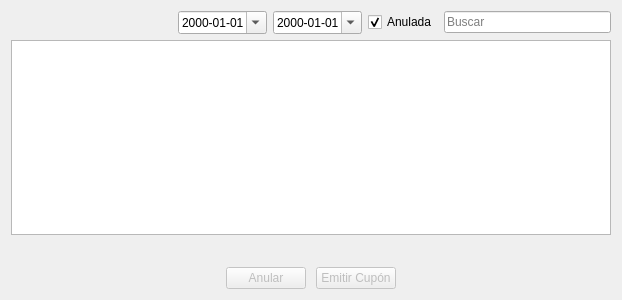
Before: the Qt Designer form ui/table_view_cobranza.ui in acostamatt/cooperadora_qt, drawn with Qt 5.
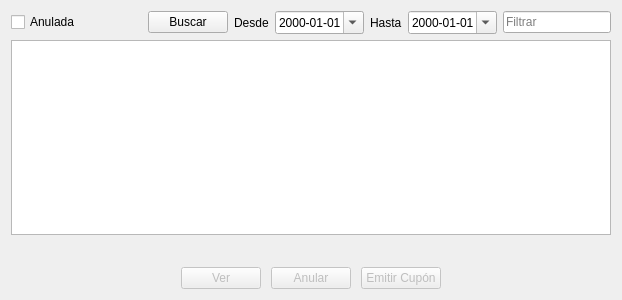
After: the same form once the commit is applied.

Commit message: Agrego abm de cobranza y listado.

The edit to the form file:
```diff
--- a/ui/table_view_cobranza.ui
+++ b/ui/table_view_cobranza.ui
@@ -19,39 +19,6 @@
      <property name="bottomMargin">
       <number>0</number>
      </property>
-     <item>
-      <spacer name="horizontalSpacer_5">
-       <property name="orientation">
-        <enum>Qt::Horizontal</enum>
-       </property>
-       <property name="sizeHint" stdset="0">
-        <size>
-         <width>40</width>
-         <height>20</height>
-        </size>
-       </property>
-      </spacer>
-     </item>
-     <item>
-      <widget class="QDateEdit" name="dateEditDesde">
-       <property name="displayFormat">
-        <string>yyyy-MM-dd</string>
-       </property>
-       <property name="calendarPopup">
-        <bool>true</bool>
-       </property>
-      </widget>
-     </item>
-     <item>
-      <widget class="QDateEdit" name="dateEditHasta">
-       <property name="displayFormat">
-        <string>yyyy-MM-dd</string>
-       </property>
-       <property name="calendarPopup">
-        <bool>true</bool>
-       </property>
-      </widget>
-     </item>
      <item>
       <widget class="QCheckBox" name="checkBox">
        <property name="enabled">
@@ -61,6 +28,60 @@
         <string>Anulada</string>
        </property>
        <property name="checked">
+        <bool>false</bool>
+       </property>
+      </widget>
+     </item>
+     <item>
+      <spacer name="horizontalSpacer_5">
+       <property name="orientation">
+        <enum>Qt::Horizontal</enum>
+       </property>
+       <property name="sizeHint" stdset="0">
+        <size>
+         <width>40</width>
+         <height>20</height>
+        </size>
+       </property>
+      </spacer>
+     </item>
+     <item>
+      <widget class="QPushButton" name="pushButtonSearch">
+       <property name="text">
+        <string>Buscar</string>
+       </property>
+      </widget>
+     </item>
+     <item>
+      <widget class="QLabel" name="label_2">
+       <property name="text">
+        <string>Desde</string>
+       </property>
+      </widget>
+     </item>
+     <item>
+      <widget class="QDateEdit" name="dateEditDesde">
+       <property name="displayFormat">
+        <string>yyyy-MM-dd</string>
+       </property>
+       <property name="calendarPopup">
+        <bool>true</bool>
+       </property>
+      </widget>
+     </item>
+     <item>
+      <widget class="QLabel" name="label">
+       <property name="text">
+        <string>Hasta</string>
+       </property>
+      </widget>
+     </item>
+     <item>
+      <widget class="QDateEdit" name="dateEditHasta">
+       <property name="displayFormat">
+        <string>yyyy-MM-dd</string>
+       </property>
+       <property name="calendarPopup">
         <bool>true</bool>
        </property>
       </widget>
@@ -74,7 +95,7 @@
         </size>
        </property>
        <property name="placeholderText">
-        <string>Buscar</string>
+        <string>Filtrar</string>
        </property>
       </widget>
      </item>
@@ -167,7 +188,17 @@
       </spacer>
      </item>
      <item>
-      <widget class="QPushButton" name="anularCupon">
+      <widget class="QPushButton" name="verCobranzaAnulada">
+       <property name="enabled">
+        <bool>false</bool>
+       </property>
+       <property name="text">
+        <string>Ver</string>
+       </property>
+      </widget>
+     </item>
+     <item>
+      <widget class="QPushButton" name="anularCobranza">
        <property name="enabled">
         <bool>false</bool>
        </property>
```
Left out of the diff: 33 changed lines with no effect on the pictures. The commit also changes 335 other files.
